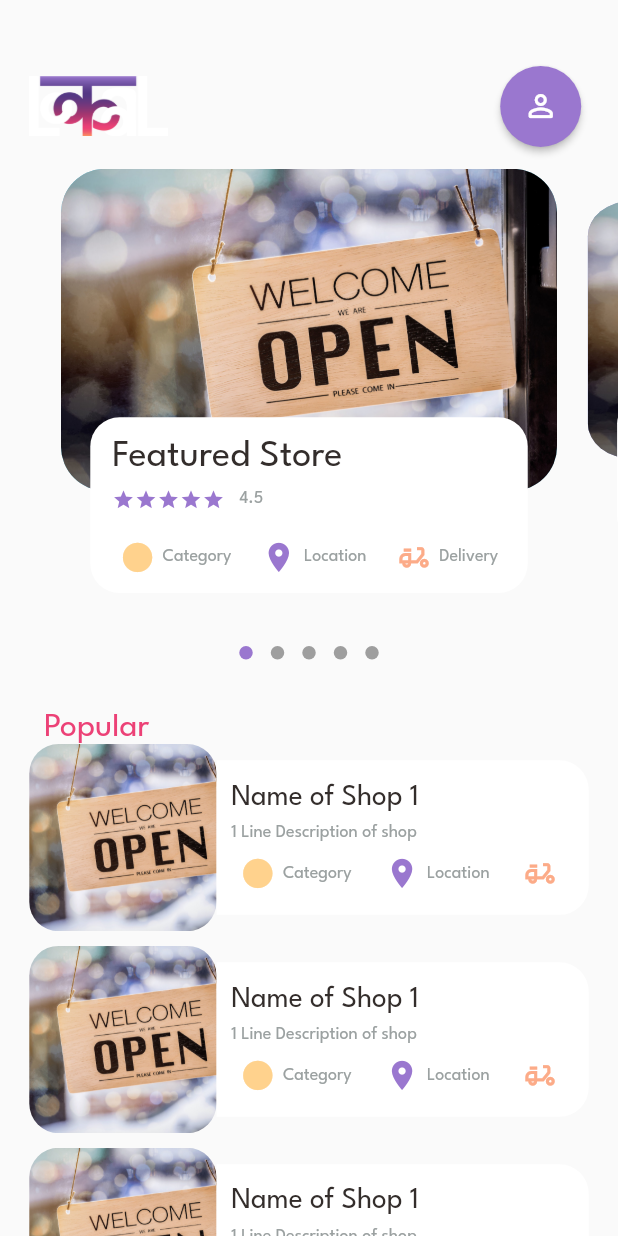
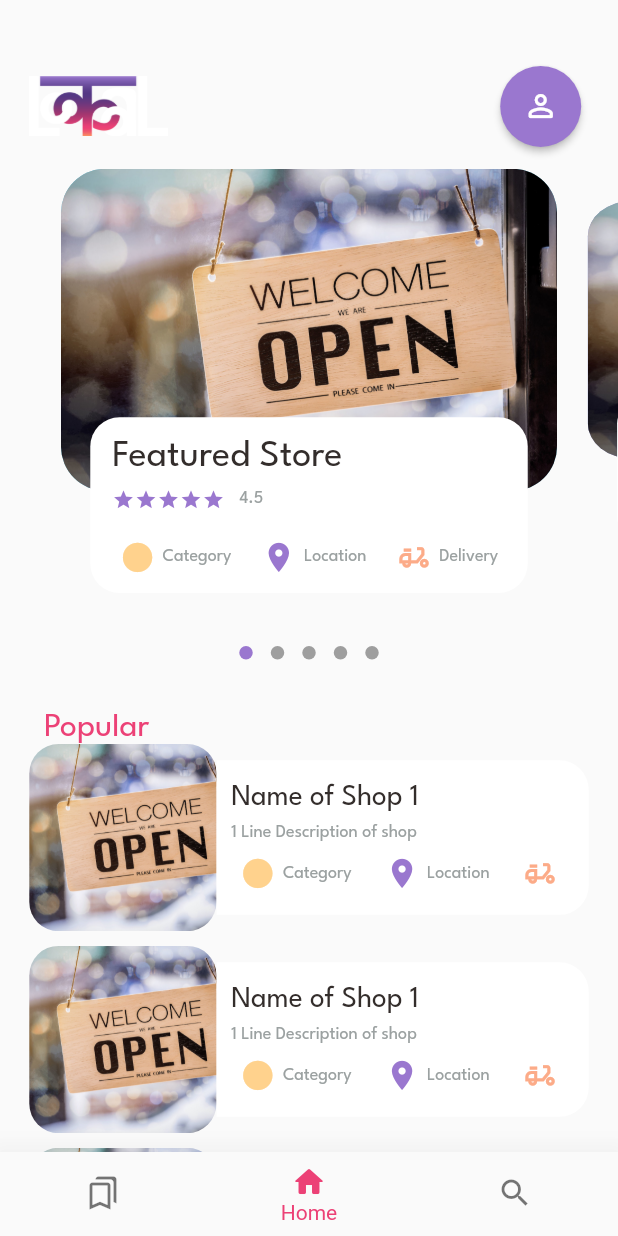
Before and after one commit to KanielPinto/lokal-app, a Flutter app: the screen it shows after launch, on a phone screen of 412 x 824 dp. Run offline on Flutter 3.47's test engine with Material 2 defaults, Android fonts, the phone set to English and light mode, and no system bars; drawn by our look-alikes of dots_indicator; our stand-ins replace get.

Commit message:
added nav bar

```diff
--- a/lokal_app_v1/lib/main.dart
+++ b/lokal_app_v1/lib/main.dart
@@ -6,8 +6,11 @@ import 'package:lokal_app_v1/pages/homepage/main_store.dart';
 import 'package:lokal_app_v1/pages/splash/splash_page.dart';
 import 'package:lokal_app_v1/pages/store/popular_store.dart';
 import 'package:lokal_app_v1/routes/route_helper.dart';
+import 'package:lokal_app_v1/auxiliary/dependencies.dart' as dep;
 
-void main() {
+Future<void> main() async {
+  WidgetsFlutterBinding.ensureInitialized();
+  await dep.init;
   runApp(const MyApp());
 }
 
--- /dev/null
+++ b/lokal_app_v1/lib/pages/homepage/home_page.dart
@@ -0,0 +1,56 @@
+// ignore_for_file: prefer_const_literals_to_create_immutables
+
+import 'package:flutter/material.dart';
+import 'package:flutter/src/widgets/container.dart';
+import 'package:flutter/src/widgets/framework.dart';
+import 'package:lokal_app_v1/pages/homepage/main_store.dart';
+import 'package:lokal_app_v1/utils/colors.dart';
+
+class HomePage extends StatefulWidget {
+  const HomePage({super.key});
+
+  @override
+  State<HomePage> createState() => _HomePageState();
+}
+
+class _HomePageState extends State<HomePage> {
+  int _currentIndex = 1;
+
+  List pages = [
+    Container(
+      child: Center(child: Text("bookmarks page")),
+    ),
+    MainStore(),
+    Container(
+      child: Center(child: Text("search page")),
+    ),
+  ];
+
+  void onTapNav(int index) {
+    setState(() {
+      _currentIndex = index;
+    });
+  }
+
+  @override
+  Widget build(BuildContext context) {
+    return Scaffold(
+      body: pages[_currentIndex],
+      bottomNavigationBar: BottomNavigationBar(
+          currentIndex: _currentIndex,
+          selectedItemColor: AppColors.pinkColor,
+          showSelectedLabels: true,
+          showUnselectedLabels: false,
+          elevation: 20,
+          onTap: onTapNav,
+          items: [
+            const BottomNavigationBarItem(
+                icon: Icon(Icons.bookmarks_outlined), label: "Bookmarks"),
+            const BottomNavigationBarItem(
+                icon: Icon(Icons.home_rounded), label: "Home"),
+            const BottomNavigationBarItem(
+                icon: Icon(Icons.search), label: "Search"),
+          ]),
+    );
+  }
+}
--- a/lokal_app_v1/lib/pages/homepage/home_page_body.dart
+++ b/lokal_app_v1/lib/pages/homepage/home_page_body.dart
@@ -40,6 +40,7 @@ class _HomePageBodyState extends State<HomePageBody> {
 
   @override
   void dispose() {
+    super.dispose();
     pageController.dispose();
   }
 
@@ -93,7 +94,11 @@ class _HomePageBodyState extends State<HomePageBody> {
             shrinkWrap: true,
             itemCount: 10,
             itemBuilder: (context, index) {
-              return Container(
+              return GestureDetector(
+                onTap: () {
+                  Get.toNamed(RouteHelper.getPopularStore());
+                },
+                child: Container(
                   margin: EdgeInsets.only(
                       left: Dimensions.width20,
                       right: Dimensions.width20,
@@ -121,7 +126,8 @@ class _HomePageBodyState extends State<HomePageBody> {
                           decoration: BoxDecoration(
                               borderRadius: BorderRadius.only(
                                 topRight: Radius.circular(Dimensions.radius20),
-                              bottomRight: Radius.circular(Dimensions.radius20),
+                                bottomRight:
+                                    Radius.circular(Dimensions.radius20),
                               ),
                               color: Colors.white),
                           child: Padding(
@@ -136,7 +142,8 @@ class _HomePageBodyState extends State<HomePageBody> {
                                 SizedBox(
                                   height: Dimensions.height10,
                                 ),
-                              SubtitleText(text: "1 Line Description of shop"),
+                                SubtitleText(
+                                    text: "1 Line Description of shop"),
                                 SizedBox(
                                   height: Dimensions.height10,
                                 ),
@@ -170,6 +177,7 @@ class _HomePageBodyState extends State<HomePageBody> {
                         ),
                       ),
                     ],
+                  ),
                 ),
               );
             }),
--- a/lokal_app_v1/lib/pages/store/popular_store.dart
+++ b/lokal_app_v1/lib/pages/store/popular_store.dart
@@ -42,14 +42,13 @@ class PopularStore extends StatelessWidget {
               left: Dimensions.width20,
               right: Dimensions.width20,
               child: Row(
-                mainAxisAlignment: MainAxisAlignment.spaceBetween,
+                mainAxisAlignment: MainAxisAlignment.start,
                 children: [
                   GestureDetector(
                       onTap: (() {
                         Get.toNamed(RouteHelper.getInitial());
                       }),
                       child: AppIcon(icon: Icons.arrow_back_rounded)),
-                  AppIcon(icon: Icons.shopping_cart_outlined),
                 ],
               )),
           //Store Info
--- a/lokal_app_v1/lib/routes/route_helper.dart
+++ b/lokal_app_v1/lib/routes/route_helper.dart
@@ -1,4 +1,5 @@
 import 'package:get/route_manager.dart';
+import 'package:lokal_app_v1/pages/homepage/home_page.dart';
 import 'package:lokal_app_v1/pages/homepage/main_store.dart';
 import 'package:lokal_app_v1/pages/splash/splash_page.dart';
 import 'package:lokal_app_v1/pages/store/popular_store.dart';
@@ -14,7 +15,8 @@ class RouteHelper {
 
   static List<GetPage> routes = [
     GetPage(name: splashPage, page: () => SplashScreen()),
-    GetPage(name: "/", page: () => MainStore(), transition: Transition.native),
+    GetPage(
+        name: "/", page: () => HomePage(), transition: Transition.leftToRight),
     GetPage(
         name: popularStore,
         page: () => PopularStore(),
--- a/lokal_app_v1/pubspec.yaml
+++ b/lokal_app_v1/pubspec.yaml
@@ -39,6 +39,8 @@ dependencies:
   cupertino_icons: ^1.0.2
   get: ^4.6.5
   dots_indicator: ^2.1.0
+  persistent_bottom_nav_bar: ^5.0.2
+
 
 dev_dependencies:
   flutter_test:
```
Also changed, not shown: lokal_app_v1/pubspec.lock. Lines whose indentation alone changed are shown as unchanged.
